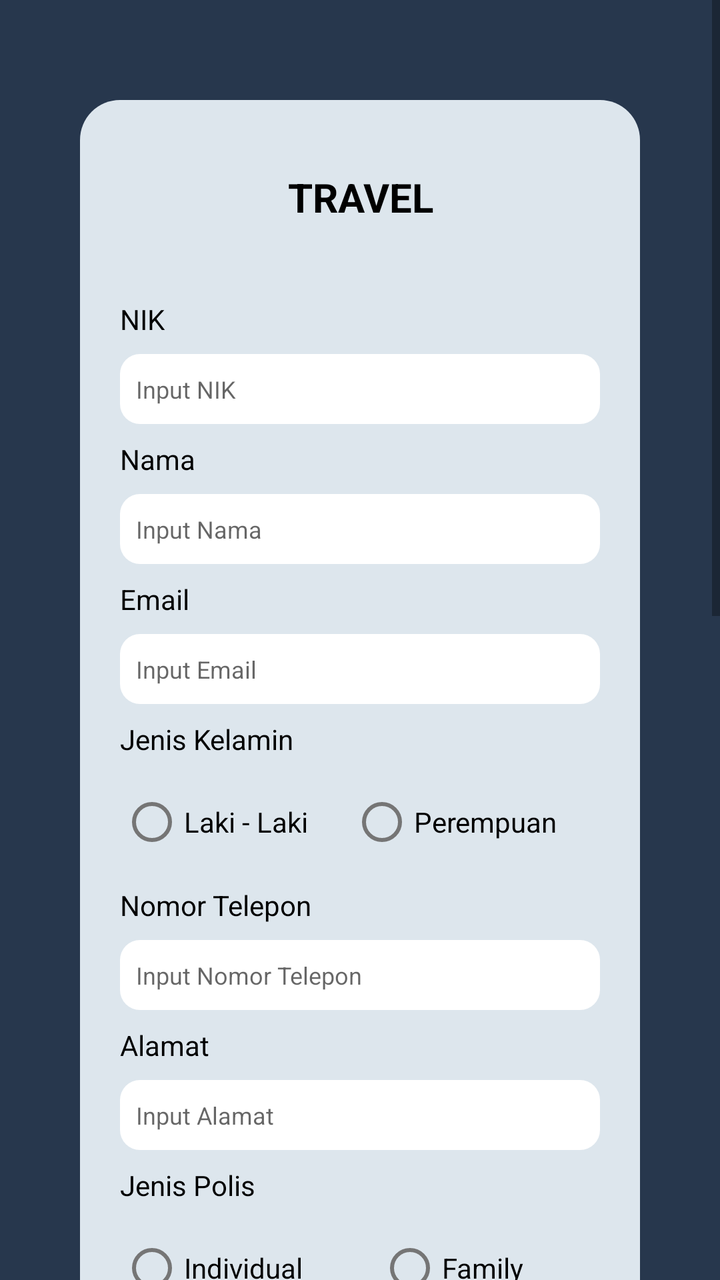
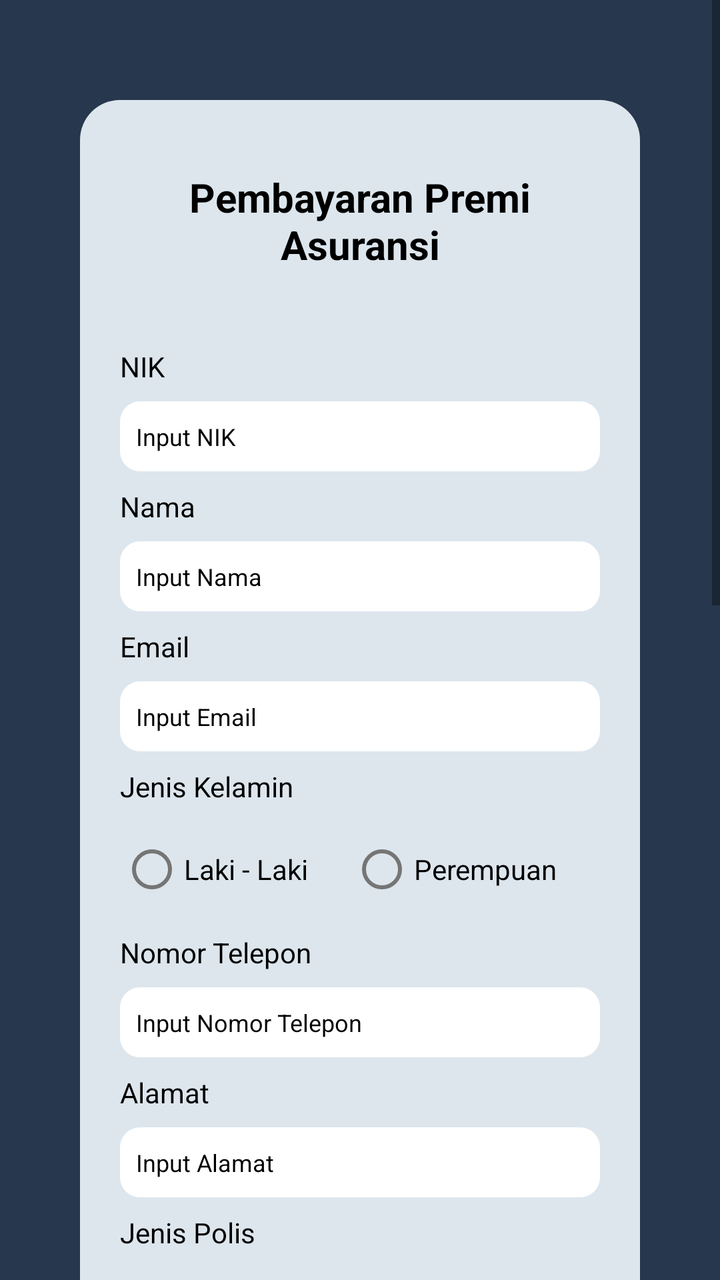

The first picture is an Android layout as it rendered before a commit; the second is the same layout after the commit. The layout source and the unified diff follow.
<!-- AndroidManifest.xml: application theme Theme.Skripsi -->
<!-- res/layout/activity_registrasi_travel.xml -->
<?xml version="1.0" encoding="utf-8"?>
<ScrollView xmlns:android="http://schemas.android.com/apk/res/android"
    xmlns:app="http://schemas.android.com/apk/res-auto"
    xmlns:tools="http://schemas.android.com/tools"
    android:id="@+id/main"
    android:layout_width="match_parent"
    android:layout_height="match_parent"
    tools:context=".RegistrasiTravel"
    android:background="#27374D"
    >

    <LinearLayout
        android:layout_width="match_parent"
        android:layout_height="match_parent"
        android:orientation="vertical"
        android:gravity="center"
        android:paddingVertical="50dp"
        android:layout_marginHorizontal="40sp"
        >

    <LinearLayout
        android:layout_width="match_parent"
        android:layout_height="wrap_content"
        android:background="@drawable/rounded_corner_background"
        android:orientation="vertical"
        android:paddingHorizontal="20dp"
        android:paddingVertical="25dp">

        <TextView
            android:layout_width="match_parent"
            android:layout_height="wrap_content"
            android:layout_marginVertical="10dp"
            android:gravity="center"
            android:paddingBottom="20dp"
            android:text="TRAVEL"
            android:textColor="@color/black"
            android:textSize="20dp"
            android:textStyle="bold" />


        <TextView
            android:layout_width="match_parent"
            android:layout_height="wrap_content"
            android:paddingVertical="8dp"
            android:text="NIK"
            android:textColor="@color/black" />

        <EditText
            android:id="@+id/nik"
            android:layout_width="match_parent"
            android:layout_height="35dp"
            android:background="@drawable/rounded_corner_fill"
            android:hint="Input NIK"
            android:textSize="12dp"
            android:paddingLeft="8dp"
            android:textColor="@color/black"
            />


        <TextView
            android:layout_width="match_parent"
            android:layout_height="wrap_content"
            android:paddingVertical="8dp"
            android:text="@string/nama_huruf_kecil"
            android:textColor="@color/black" />

        <EditText
            android:id="@+id/nama"
            android:layout_width="match_parent"
            android:layout_height="35dp"
            android:background="@drawable/rounded_corner_fill"
            android:hint="Input Nama"
            android:textSize="12dp"
            android:paddingLeft="8dp"
            android:textColor="@color/black"
            />


        <TextView
            android:layout_width="match_parent"
            android:layout_height="wrap_content"
            android:paddingVertical="8dp"
            android:text="Email"
            android:textColor="@color/black" />

        <EditText
            android:id="@+id/email"
            android:layout_width="match_parent"
            android:layout_height="35dp"
            android:background="@drawable/rounded_corner_fill"
            android:hint="Input Email"
            android:textSize="12dp"
            android:paddingLeft="8dp"
            android:textColor="@color/black"/>



        <TextView
            android:layout_width="match_parent"
            android:layout_height="wrap_content"
            android:paddingVertical="8dp"
            android:text="@string/jenis_kelamin"
            android:textColor="@color/black" />

        <RadioGroup
            android:id="@+id/jenisKelamin"
            android:layout_width="match_parent"
            android:layout_height="wrap_content"
            android:orientation="horizontal">

            <RadioButton
                android:id="@+id/laki"
                android:layout_width="wrap_content"
                android:layout_height="wrap_content"
                android:layout_weight="1"
                android:text="@string/laki"
                android:textColor="@color/black" />

            <RadioButton
                android:id="@+id/perempuan"
                android:layout_width="wrap_content"
                android:layout_height="wrap_content"
                android:layout_weight="1"
                android:text="@string/perempuan"
                android:textColor="@color/black" />
        </RadioGroup>


        <TextView
            android:layout_width="match_parent"
            android:layout_height="wrap_content"
            android:paddingVertical="8dp"
            android:text="@string/nomor_telp"
            android:textColor="@color/black" />

        <EditText
            android:id="@+id/noTelp"
            android:layout_width="match_parent"
            android:layout_height="35dp"
            android:background="@drawable/rounded_corner_fill"
            android:hint="Input Nomor Telepon"
            android:textSize="12dp"
            android:paddingLeft="8dp"
            android:textColor="@color/black"
            />


        <TextView
            android:layout_width="match_parent"
            android:layout_height="wrap_content"
            android:paddingVertical="8dp"
            android:text="@string/alamat"
            android:textColor="@color/black" />

        <EditText
            android:id="@+id/alamat"
            android:layout_width="match_parent"
            android:layout_height="35dp"
            android:background="@drawable/rounded_corner_fill"
            android:hint="Input Alamat"
            android:textSize="12dp"
            android:paddingLeft="8dp"
            android:textColor="@color/black"
            />


        <TextView
            android:layout_width="match_parent"
            android:layout_height="wrap_content"
            android:paddingVertical="8dp"
            android:text="@string/jenis_polis"
            android:textColor="@color/black" />

        <RadioGroup
            android:id="@+id/jenisPolis"
            android:layout_width="match_parent"
            android:layout_height="wrap_content"
            android:orientation="horizontal">

            <RadioButton
                android:id="@+id/individu"
                android:layout_width="wrap_content"
                android:layout_height="wrap_content"
                android:layout_weight="1"
                android:text="Individual"
                android:textColor="@color/black" />

            <RadioButton
                android:id="@+id/family"
                android:layout_width="wrap_content"
                android:layout_height="wrap_content"
                android:layout_weight="1"
                android:text="Family"
                android:textColor="@color/black" />
        </RadioGroup>


        <LinearLayout
            android:layout_width="match_parent"
            android:layout_height="wrap_content"
            android:orientation="vertical"
            android:id="@+id/namaKeluargaAll"
            android:visibility="gone"
            >
            <TextView
                android:layout_width="match_parent"
                android:layout_height="wrap_content"
                android:paddingVertical="8dp"
                android:text="Nama Keluarga"
                android:textColor="@color/black" />

            <EditText
                android:id="@+id/namaKeluarga"
                android:layout_width="match_parent"
                android:layout_height="35dp"
                android:background="@drawable/rounded_corner_fill"
                android:hint="Input Nama Keluarga"
                android:textSize="12dp"
                android:paddingLeft="8dp"
                />
        </LinearLayout>



        <TextView
            android:layout_width="match_parent"
            android:layout_height="wrap_content"
            android:paddingVertical="8dp"
            android:text="@string/plan_asuransi"
            android:textColor="@color/black" />

        <Spinner
            android:layout_width="match_parent"
            android:layout_height="35dp"
            android:background="@drawable/rounded_corner_fill"
            android:layout_marginVertical="8dp"
            android:id="@+id/plan"
            />


        <TextView
            android:layout_width="match_parent"
            android:layout_height="wrap_content"
            android:text="@string/masa_perjalanan"
            android:paddingVertical="8dp"
            android:textColor="@color/black"
            />

        <RelativeLayout
            android:layout_width="wrap_content"
            android:layout_height="wrap_content"
            >

            <TextView
                android:layout_width="match_parent"
                android:layout_height="35dp"
                android:background="@drawable/rounded_corner_fill"
                android:id="@+id/masaPerjalanan"
                android:textSize="12dp"
                android:paddingLeft="8dp"
                android:hint="DD/MM/YYYY - DD/MM/YYYY"
                android:gravity="center_vertical"
                android:textColor="@color/black"
                />

            <androidx.appcompat.widget.AppCompatButton
                android:layout_width="20dp"
                android:layout_height="20dp"
                android:background="@drawable/calendar"
                android:layout_alignParentRight="true"
                android:layout_marginTop="7dp"
                android:layout_marginRight="8dp"
                android:id="@+id/btnMasaPerjalanan"
                />

        </RelativeLayout>




        <TextView
            android:layout_width="match_parent"
            android:layout_height="wrap_content"
            android:text="Tipe Polis - Tahunan"
            android:paddingVertical="8dp"
            android:textColor="@color/black"
            />

        <RadioGroup
            android:id="@+id/tipePolis"
            android:layout_width="match_parent"
            android:layout_height="wrap_content"
            android:orientation="horizontal">

            <RadioButton
                android:id="@+id/iya"
                android:layout_width="wrap_content"
                android:layout_height="wrap_content"
                android:layout_weight="1"
                android:text="@string/iya"
                android:textColor="@color/black" />

            <RadioButton
                android:id="@+id/tidak"
                android:layout_width="wrap_content"
                android:layout_height="wrap_content"
                android:layout_weight="1"
                android:text="@string/tidak"
                android:textColor="@color/black" />
        </RadioGroup>



        <TextView
            android:layout_width="match_parent"
            android:layout_height="wrap_content"
            android:text="Nama Ahli Waris"
            android:paddingVertical="8dp"
            android:textColor="@color/black"
            />

        <EditText
            android:layout_width="match_parent"
            android:layout_height="35dp"
            android:background="@drawable/rounded_corner_fill"
            android:id="@+id/namaAhliWaris"
            android:hint="Input Ahli Waris"
            android:textSize="12dp"
            android:paddingLeft="8dp"
            android:textColor="@color/black"
            />


        <TextView
            android:layout_width="match_parent"
            android:layout_height="wrap_content"
            android:text="Hubungan Dengan Ahli Waris"
            android:paddingVertical="8dp"
            android:textColor="@color/black"
            />

        <EditText
            android:layout_width="match_parent"
            android:layout_height="35dp"
            android:background="@drawable/rounded_corner_fill"
            android:id="@+id/hubunganDenganAhliWaris"
            android:hint="Input Hubungan Dengan Ahli Waris"
            android:textSize="12dp"
            android:paddingLeft="8dp"
            android:textColor="@color/black"
            />


        <TextView
            android:layout_width="match_parent"
            android:layout_height="wrap_content"
            android:text="@string/negara_tujuan"
            android:paddingVertical="8dp"
            android:textColor="@color/black"
            />

        <EditText
            android:layout_width="match_parent"
            android:layout_height="35dp"
            android:background="@drawable/rounded_corner_fill"
            android:id="@+id/negaraTujuan"
            android:hint="Input Negara Tujuan"
            android:textSize="12dp"
            android:paddingLeft="8dp"
            android:textColor="@color/black"
            />


        <TextView
            android:layout_width="match_parent"
            android:layout_height="wrap_content"
            android:text="@string/tujuan_perjalanan"
            android:paddingVertical="8dp"
            android:textColor="@color/black"
            />

        <EditText
            android:layout_width="match_parent"
            android:layout_height="35dp"
            android:background="@drawable/rounded_corner_fill"
            android:id="@+id/tujuanPerjalanan"
            android:layout_marginBottom="20dp"
            android:hint="Input Tujuan Perjalanan"
            android:textSize="12dp"
            android:paddingLeft="8dp"
            android:textColor="@color/black"
            />


        <androidx.appcompat.widget.AppCompatButton
            android:layout_width="130dp"
            android:layout_height="wrap_content"
            android:text="@string/daftar"
            android:background="@drawable/rounded_corner_button"
            android:layout_gravity="center"
            android:textColor="@color/black"
            android:layout_marginBottom="10dp"
            android:id="@+id/btnDaftar"
            />

    </LinearLayout>

    </LinearLayout>

</ScrollView>
<!-- resources referenced by this layout -->
<resources>
  <color name="black">#FF000000</color>
  <!-- drawable calendar: png bitmap (drawable, 11861 bytes) -->
  <!-- drawable rounded_corner_background (drawable) -->
  <?xml version="1.0" encoding="utf-8"?>
  <shape xmlns:android="http://schemas.android.com/apk/res/android"
      android:shape="rectangle">
      <solid android:color="#DDE6ED" />
      <corners android:radius="20dp" />
  </shape>
  <!-- drawable rounded_corner_button (drawable) -->
  <?xml version="1.0" encoding="utf-8"?>
  <shape xmlns:android="http://schemas.android.com/apk/res/android"
      android:shape="rectangle">
      <solid android:color="#50526D82" />
      <corners android:radius="23dp" />
  </shape>
  <!-- drawable rounded_corner_fill (drawable) -->
  <?xml version="1.0" encoding="utf-8"?>
  <shape xmlns:android="http://schemas.android.com/apk/res/android"
      android:shape="rectangle">
      <solid android:color="@color/white" />
      <corners android:radius="10dp" />
  </shape>
  <string name="alamat">Alamat</string>
  <string name="daftar">DAFTAR</string>
  <string name="iya">Iya</string>
  <string name="jenis_kelamin">Jenis Kelamin</string>
  <string name="jenis_polis">Jenis Polis</string>
  <string name="laki">Laki - Laki</string>
  <string name="masa_perjalanan">Masa Perjalanan</string>
  <string name="nama_huruf_kecil">Nama</string>
  <string name="negara_tujuan">Negara Tujuan</string>
  <string name="nomor_telp">Nomor Telepon</string>
  <string name="perempuan">Perempuan</string>
  <string name="plan_asuransi">Plan Asuransi</string>
  <string name="tidak">Tidak</string>
  <string name="tujuan_perjalanan">Tujuan Perjalanan</string>
  <style name="Theme.Skripsi" parent="Theme.MaterialComponents.DayNight.DarkActionBar">
          
          <item name="colorPrimary">@color/purple_500</item>
          <item name="colorPrimaryVariant">@color/purple_700</item>
          <item name="colorOnPrimary">@color/white</item>
          
          <item name="colorSecondary">@color/teal_200</item>
          <item name="colorSecondaryVariant">@color/teal_700</item>
          <item name="colorOnSecondary">@color/black</item>
          
          <item name="android:statusBarColor">?attr/colorPrimaryVariant</item>
          
      </style>
  <color name="white">#FFFFFFFF</color>
  <color name="purple_500">#FF6200EE</color>
  <color name="purple_700">#FF3700B3</color>
  <color name="teal_200">#FF03DAC5</color>
  <color name="teal_700">#FF018786</color>
</resources>

<!-- the commit's change to res/layout/activity_registrasi_travel.xml (unified diff, before → after) -->
@@ -32,7 +32,7 @@
             android:layout_marginVertical="10dp"
             android:gravity="center"
             android:paddingBottom="20dp"
-            android:text="TRAVEL"
+            android:text="@string/pembayaran_premi_asuransi"
             android:textColor="@color/black"
             android:textSize="20dp"
             android:textStyle="bold" />
@@ -42,7 +42,7 @@
             android:layout_width="match_parent"
             android:layout_height="wrap_content"
             android:paddingVertical="8dp"
-            android:text="NIK"
+            android:text="@string/nik_login"
             android:textColor="@color/black" />
 
         <EditText
@@ -50,7 +50,7 @@
             android:layout_width="match_parent"
             android:layout_height="35dp"
             android:background="@drawable/rounded_corner_fill"
-            android:hint="Input NIK"
+            android:text="@string/input_nik"
             android:textSize="12dp"
             android:paddingLeft="8dp"
             android:textColor="@color/black"
@@ -69,18 +69,18 @@
             android:layout_width="match_parent"
             android:layout_height="35dp"
             android:background="@drawable/rounded_corner_fill"
-            android:hint="Input Nama"
-            android:textSize="12dp"
-            android:paddingLeft="8dp"
-            android:textColor="@color/black"
-            />
-
-
-        <TextView
-            android:layout_width="match_parent"
-            android:layout_height="wrap_content"
-            android:paddingVertical="8dp"
-            android:text="Email"
+            android:text="@string/input_nama"
+            android:textSize="12dp"
+            android:paddingLeft="8dp"
+            android:textColor="@color/black"
+            />
+
+
+        <TextView
+            android:layout_width="match_parent"
+            android:layout_height="wrap_content"
+            android:paddingVertical="8dp"
+            android:text="@string/email_registasi"
             android:textColor="@color/black" />
 
         <EditText
@@ -88,7 +88,7 @@
             android:layout_width="match_parent"
             android:layout_height="35dp"
             android:background="@drawable/rounded_corner_fill"
-            android:hint="Input Email"
+            android:text="@string/input_email"
             android:textSize="12dp"
             android:paddingLeft="8dp"
             android:textColor="@color/black"/>
@@ -138,7 +138,7 @@
             android:layout_width="match_parent"
             android:layout_height="35dp"
             android:background="@drawable/rounded_corner_fill"
-            android:hint="Input Nomor Telepon"
+            android:text="@string/input_nomor_telepon"
             android:textSize="12dp"
             android:paddingLeft="8dp"
             android:textColor="@color/black"
@@ -157,7 +157,7 @@
             android:layout_width="match_parent"
             android:layout_height="35dp"
             android:background="@drawable/rounded_corner_fill"
-            android:hint="Input Alamat"
+            android:text="@string/input_alamat"
             android:textSize="12dp"
             android:paddingLeft="8dp"
             android:textColor="@color/black"
@@ -182,7 +182,7 @@
                 android:layout_width="wrap_content"
                 android:layout_height="wrap_content"
                 android:layout_weight="1"
-                android:text="Individual"
+                android:text="@string/individual"
                 android:textColor="@color/black" />
 
             <RadioButton
@@ -190,7 +190,7 @@
                 android:layout_width="wrap_content"
                 android:layout_height="wrap_content"
                 android:layout_weight="1"
-                android:text="Family"
+                android:text="@string/family"
                 android:textColor="@color/black" />
         </RadioGroup>
 
@@ -206,7 +206,7 @@
                 android:layout_width="match_parent"
                 android:layout_height="wrap_content"
                 android:paddingVertical="8dp"
-                android:text="Nama Keluarga"
+                android:text="@string/nama_keluarga"
                 android:textColor="@color/black" />
 
             <EditText
@@ -214,7 +214,7 @@
                 android:layout_width="match_parent"
                 android:layout_height="35dp"
                 android:background="@drawable/rounded_corner_fill"
-                android:hint="Input Nama Keluarga"
+                android:hint="@string/input_nama_keluarga"
                 android:textSize="12dp"
                 android:paddingLeft="8dp"
                 />
@@ -281,7 +281,7 @@
         <TextView
             android:layout_width="match_parent"
             android:layout_height="wrap_content"
-            android:text="Tipe Polis - Tahunan"
+            android:text="@string/tipe_polis_tahunan_travel"
             android:paddingVertical="8dp"
             android:textColor="@color/black"
             />
@@ -314,7 +314,7 @@
         <TextView
             android:layout_width="match_parent"
             android:layout_height="wrap_content"
-            android:text="Nama Ahli Waris"
+            android:text="@string/nama_ahli_waris_registrasi"
             android:paddingVertical="8dp"
             android:textColor="@color/black"
             />
@@ -324,17 +324,17 @@
             android:layout_height="35dp"
             android:background="@drawable/rounded_corner_fill"
             android:id="@+id/namaAhliWaris"
-            android:hint="Input Ahli Waris"
-            android:textSize="12dp"
-            android:paddingLeft="8dp"
-            android:textColor="@color/black"
-            />
-
-
-        <TextView
-            android:layout_width="match_parent"
-            android:layout_height="wrap_content"
-            android:text="Hubungan Dengan Ahli Waris"
+            android:text="@string/input_ahli_waris"
+            android:textSize="12dp"
+            android:paddingLeft="8dp"
+            android:textColor="@color/black"
+            />
+
+
+        <TextView
+            android:layout_width="match_parent"
+            android:layout_height="wrap_content"
+            android:text="@string/hubungan_dengan_ahli_waris_registrasi"
             android:paddingVertical="8dp"
             android:textColor="@color/black"
             />
@@ -344,7 +344,7 @@
             android:layout_height="35dp"
             android:background="@drawable/rounded_corner_fill"
             android:id="@+id/hubunganDenganAhliWaris"
-            android:hint="Input Hubungan Dengan Ahli Waris"
+            android:text="@string/input_hubungan_dengan_ahli_waris"
             android:textSize="12dp"
             android:paddingLeft="8dp"
             android:textColor="@color/black"
@@ -364,7 +364,7 @@
             android:layout_height="35dp"
             android:background="@drawable/rounded_corner_fill"
             android:id="@+id/negaraTujuan"
-            android:hint="Input Negara Tujuan"
+            android:text="@string/input_negara_tujuan"
             android:textSize="12dp"
             android:paddingLeft="8dp"
             android:textColor="@color/black"
@@ -385,7 +385,7 @@
             android:background="@drawable/rounded_corner_fill"
             android:id="@+id/tujuanPerjalanan"
             android:layout_marginBottom="20dp"
-            android:hint="Input Tujuan Perjalanan"
+            android:hint="@string/input_tujuan_perjalanan"
             android:textSize="12dp"
             android:paddingLeft="8dp"
             android:textColor="@color/black"
<!-- resource entries referenced after the edit -->
@@ -25,17 +25,35 @@
   </shape>
   <string name="alamat">Alamat</string>
   <string name="daftar">DAFTAR</string>
+  <string name="email_registasi">Email</string>
+  <string name="family">Family</string>
+  <string name="hubungan_dengan_ahli_waris_registrasi">Hubungan Dengan Ahli Waris</string>
+  <string name="individual">Individual</string>
+  <string name="input_ahli_waris">Input Ahli Waris</string>
+  <string name="input_alamat">Input Alamat</string>
+  <string name="input_email">Input Email</string>
+  <string name="input_hubungan_dengan_ahli_waris">Input Hubungan Dengan Ahli Waris</string>
+  <string name="input_nama">Input Nama</string>
+  <string name="input_nama_keluarga">Input Nama Keluarga</string>
+  <string name="input_nik">Input NIK</string>
+  <string name="input_nomor_telepon">Input Nomor Telepon</string>
+  <string name="input_tujuan_perjalanan">Input Tujuan Perjalanan</string>
   <string name="iya">Iya</string>
   <string name="jenis_kelamin">Jenis Kelamin</string>
   <string name="jenis_polis">Jenis Polis</string>
   <string name="laki">Laki - Laki</string>
   <string name="masa_perjalanan">Masa Perjalanan</string>
+  <string name="nama_ahli_waris_registrasi">Nama Ahli Waris</string>
   <string name="nama_huruf_kecil">Nama</string>
+  <string name="nama_keluarga">Nama Keluarga</string>
   <string name="negara_tujuan">Negara Tujuan</string>
+  <string name="nik_login">NIK</string>
   <string name="nomor_telp">Nomor Telepon</string>
+  <string name="pembayaran_premi_asuransi">Pembayaran Premi Asuransi</string>
   <string name="perempuan">Perempuan</string>
   <string name="plan_asuransi">Plan Asuransi</string>
   <string name="tidak">Tidak</string>
+  <string name="tipe_polis_tahunan_travel">Tipe Polis - Tahunan</string>
   <string name="tujuan_perjalanan">Tujuan Perjalanan</string>
   <style name="Theme.Skripsi" parent="Theme.MaterialComponents.DayNight.DarkActionBar">
           
